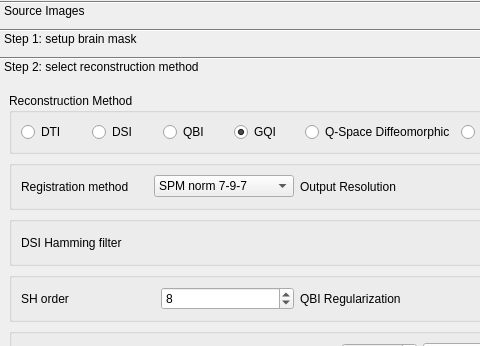
frankyeh/DSI-Studio, file reconstruction/reconstruction_window.ui: the form before one commit; both pictures show x 0 to 480 and y 0 to 346 of the 608 by 537 pixel window.
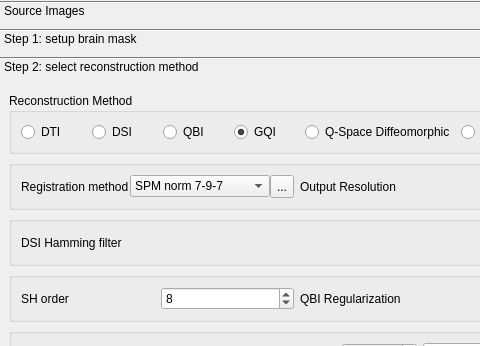
The form after the commit.

Commit message: allow manual reg

```diff
--- a/reconstruction/reconstruction_window.ui
+++ b/reconstruction/reconstruction_window.ui
@@ -307,7 +307,7 @@
          <x>0</x>
          <y>0</y>
          <width>591</width>
-         <height>494</height>
+         <height>497</height>
         </rect>
        </property>
        <property name="minimumSize">
@@ -421,6 +421,9 @@
            </item>
            <item row="0" column="0">
             <layout class="QHBoxLayout" name="horizontalLayout_10">
+             <property name="spacing">
+              <number>0</number>
+             </property>
              <item>
               <widget class="QLabel" name="label_15">
                <property name="text">
@@ -442,6 +445,19 @@
                </item>
               </widget>
              </item>
+             <item>
+              <widget class="QToolButton" name="manual_reg">
+               <property name="minimumSize">
+                <size>
+                 <width>0</width>
+                 <height>23</height>
+                </size>
+               </property>
+               <property name="text">
+                <string>...</string>
+               </property>
+              </widget>
+             </item>
             </layout>
            </item>
           </layout>
```
Left out of the diff: 8 changed lines with no effect on the pictures. The commit also changes 9 other files.
